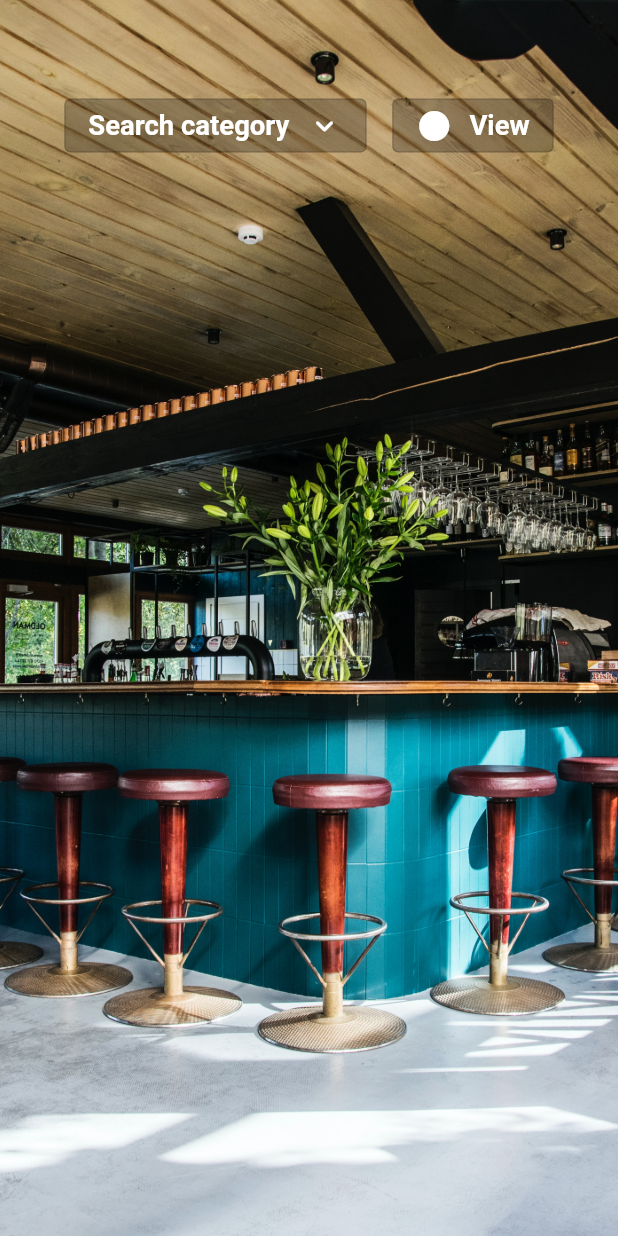
After one commit to 18dcjuarez/travel, a Flutter app: the CitiesPage screen opened by its route, on a phone screen of 412 x 824 dp. The commit adds this screen. Run offline on Flutter 3.47's test engine with Material 2 defaults, Android fonts, the phone set to English and light mode, and no system bars; our stand-ins replace another_flushbar, dio, flutter_screenutil.

Commit message:
Implemented cities page background

```diff
--- /dev/null
+++ b/lib/src/models/city_model.dart
@@ -0,0 +1,52 @@
+import 'dart:convert';
+
+class CityModel {
+  int? id;
+  bool? top;
+  String? name;
+  String? content;
+  double? latitude;
+  double? longitude;
+  String? coverImageUrl;
+  CityModel(
+      {this.id,
+      this.top,
+      this.name,
+      this.content,
+      this.latitude,
+      this.longitude,
+      this.coverImageUrl});
+
+  Map<String, dynamic> toMap() {
+    return {
+      'id': id,
+      'top': top,
+      'name': name,
+      'content': content,
+      'latitude': latitude,
+      'longitude': longitude,
+      'cover_image_url': coverImageUrl,
+    };
+  }
+
+  factory CityModel.fromMap(Map<String, dynamic> map) {
+    return CityModel(
+        id: map['id'],
+        top: map['top'],
+        name: map['name'],
+        content: map['content'],
+        latitude: map['latitude'],
+        longitude: map['longitude'],
+        coverImageUrl: map['cover_image_url']);
+  }
+
+  String toJson() => json.encode(toMap());
+
+  factory CityModel.fromJson(String source) =>
+      CityModel.fromMap(json.decode(source));
+
+  @override
+  String toString() {
+    return 'CountryModel(id: $id, top: $top, name: $name)';
+  }
+}
--- /dev/null
+++ b/lib/src/pages/city/cities_page.dart
@@ -0,0 +1,55 @@
+import 'package:flutter/material.dart';
+import 'package:travel/src/pages/city/widgets/cities_selector.dart';
+import 'package:travel/src/pages/city/widgets/view_item.dart';
+import 'package:travel/src/providers/city_provider.dart';
+import 'package:provider/provider.dart';
+import 'package:flutter_screenutil/flutter_screenutil.dart' show SizeExtension;
+
+class CitiesPage extends StatefulWidget {
+  static const String id = "/cities";
+  CitiesPage({Key? key}) : super(key: key);
+
+  @override
+  _CitiesPageState createState() => _CitiesPageState();
+}
+
+class _CitiesPageState extends State<CitiesPage> {
+  @override
+  void initState() {
+    Future.microtask(() => context.read<CityProvider>().getCities());
+    super.initState();
+  }
+
+  @override
+  Widget build(BuildContext context) {
+    var cityProviderWatcher = context.watch<CityProvider>();
+
+    return Stack(
+      children: [
+        Container(
+          width: double.infinity,
+          decoration: BoxDecoration(
+              image: DecorationImage(
+                  image: AssetImage('assets/images/placeholder_bg.jpg'),
+                  fit: BoxFit.cover,
+                  alignment: Alignment.center)),
+        ),
+        cityProviderWatcher.loading
+            ? Center(
+                child: CircularProgressIndicator(),
+              )
+            : Padding(
+                padding: EdgeInsets.only(top: 50.h, left: 30.w, right: 30.w),
+                child: Column(
+                  crossAxisAlignment: CrossAxisAlignment.center,
+                  children: [
+                    Row(
+                      mainAxisAlignment: MainAxisAlignment.spaceAround,
+                      children: [CitiesSelector(), ViewItem()],
+                    ),
+                  ],
+                )),
+      ],
+    );
+  }
+}
--- /dev/null
+++ b/lib/src/pages/city/widgets/cities_selector.dart
@@ -0,0 +1,30 @@
+import 'package:flutter/material.dart';
+import 'package:flutter_screenutil/flutter_screenutil.dart' show SizeExtension;
+import 'package:travel/theme.dart';
+
+class CitiesSelector extends StatelessWidget {
+  const CitiesSelector({Key? key}) : super(key: key);
+
+  @override
+  Widget build(BuildContext context) {
+    return OutlinedButton(
+      onPressed: null,
+      style: OutlinedButton.styleFrom(
+        backgroundColor: Colors.black26,
+      ),
+      child: Row(
+        mainAxisSize: MainAxisSize.min,
+        children: [
+          Text('Search category',
+              style: Theme.of(context).textTheme.headline4!.copyWith(
+                    fontWeight: FontWeight.w600,
+                  )),
+          SizedBox(
+            width: 10.w,
+          ),
+          Icon(Icons.keyboard_arrow_down_rounded, color: white)
+        ],
+      ),
+    );
+  }
+}
--- /dev/null
+++ b/lib/src/pages/city/widgets/view_item.dart
@@ -0,0 +1,30 @@
+import 'package:flutter/material.dart';
+import 'package:flutter_screenutil/flutter_screenutil.dart' show SizeExtension;
+import 'package:travel/theme.dart';
+
+class ViewItem extends StatelessWidget {
+  const ViewItem({Key? key}) : super(key: key);
+
+  @override
+  Widget build(BuildContext context) {
+    return OutlinedButton(
+      onPressed: null,
+      style: OutlinedButton.styleFrom(
+        backgroundColor: Colors.black26,
+      ),
+      child: Row(
+        mainAxisSize: MainAxisSize.min,
+        children: [
+          Icon(Icons.circle, color: white),
+          SizedBox(
+            width: 10.w,
+          ),
+          Text('View',
+              style: Theme.of(context).textTheme.headline4!.copyWith(
+                    fontWeight: FontWeight.w600,
+                  )),
+        ],
+      ),
+    );
+  }
+}
--- a/lib/src/pages/login/widgets/partial_login_cover.dart
+++ b/lib/src/pages/login/widgets/partial_login_cover.dart
@@ -1,4 +1,5 @@
 import 'package:flutter/material.dart';
+import 'package:travel/src/pages/city/cities_page.dart';
 import 'package:travel/src/pages/login/widgets/input_field.dart';
 import 'package:travel/src/pages/login/widgets/text_logo.dart';
 import 'package:flutter_screenutil/flutter_screenutil.dart' show SizeExtension;
@@ -117,5 +118,6 @@ class PartialLoginCover extends StatelessWidget {
               : res.message);
       return;
     }
+    Navigator.pushNamedAndRemoveUntil(context, CitiesPage.id, (route) => false);
   }
 }
--- /dev/null
+++ b/lib/src/providers/city_provider.dart
@@ -0,0 +1,16 @@
+import 'package:flutter/cupertino.dart';
+import 'package:travel/src/data/services/city_service.dart';
+import 'package:travel/src/models/city_model.dart';
+
+class CityProvider extends ChangeNotifier {
+  List<CityModel>? cities = [];
+  bool loading = false;
+
+  Future getCities() async {
+    loading = true;
+    var res = await CityService().getCities();
+    loading = false;
+    if (res != null) cities = res;
+    notifyListeners();
+  }
+}
--- a/pubspec.yaml
+++ b/pubspec.yaml
@@ -31,6 +31,7 @@ dependencies:
   flutter_screenutil: ^5.0.0+2
   provider: ^6.0.0
   another_flushbar: ^1.10.24
+  dio: ^4.0.0
 
 dev_dependencies:
   flutter_test:
```
Also changed, not shown: lib/main.dart (+7 -3 lines), lib/src/data/repositories/city_repository.dart (added, +15 -0 lines), lib/src/data/repositories/generic_repository.dart (added, +165 -0 lines), lib/src/data/services/city_service.dart (added, +22 -0 lines), lib/src/models/request_model.dart (added, +17 -0 lines), lib/src/pages/login/widgets/main_cover.dart (+0 -49 lines), assets/images/placeholder_bg.jpg (added).
